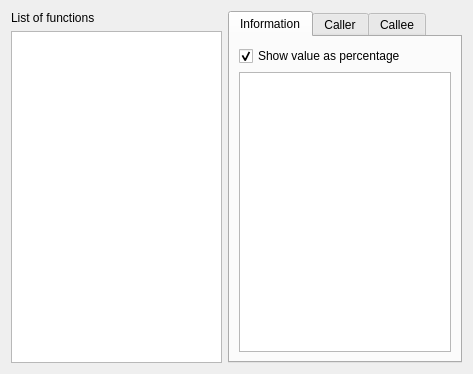
Before: the Qt Designer form tools/callgrind/view.ui in KDE/kdev-valgrind, drawn with Qt 5.
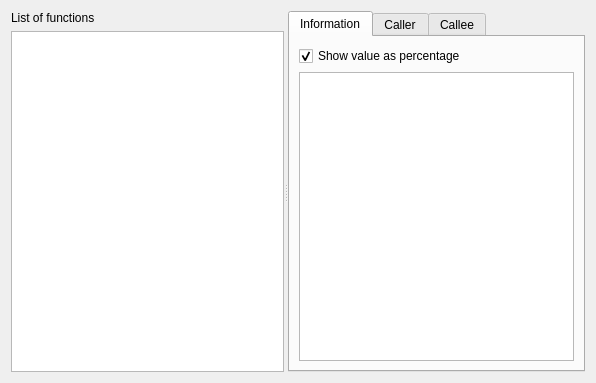
After: the same form once the commit is applied.

The edit to the form file:
```diff
--- a/tools/callgrind/view.ui
+++ b/tools/callgrind/view.ui
@@ -6,8 +6,8 @@
    <rect>
     <x>0</x>
     <y>0</y>
-    <width>473</width>
-    <height>374</height>
+    <width>596</width>
+    <height>383</height>
    </rect>
   </property>
   <property name="sizePolicy">
@@ -22,8 +22,16 @@
   <property name="layoutDirection">
    <enum>Qt::LeftToRight</enum>
   </property>
-  <layout class="QHBoxLayout" name="horizontalLayout_2">
+  <layout class="QVBoxLayout" name="verticalLayout_2">
    <item>
+    <widget class="QSplitter" name="splitter">
+     <property name="orientation">
+      <enum>Qt::Horizontal</enum>
+     </property>
+     <property name="childrenCollapsible">
+      <bool>false</bool>
+     </property>
+     <widget class="QWidget" name="">
     <layout class="QVBoxLayout" name="FunctionListVLayout">
      <item>
       <widget class="QLabel" name="label">
@@ -36,8 +44,8 @@
       <widget class="QTreeView" name="FunctionsTreeView"/>
      </item>
     </layout>
-   </item>
-   <item>
+     </widget>
+     <widget class="QWidget" name="">
     <layout class="QVBoxLayout" name="QTabVLayout">
      <item>
       <widget class="QTabWidget" name="tabWidget">
@@ -118,6 +126,8 @@
       </widget>
      </item>
     </layout>
+     </widget>
+    </widget>
    </item>
   </layout>
  </widget>
```
Lines whose indentation alone changed are shown as unchanged.
